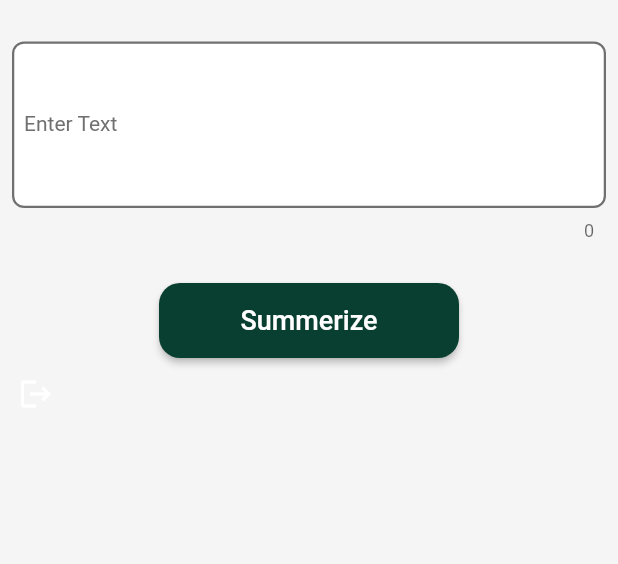
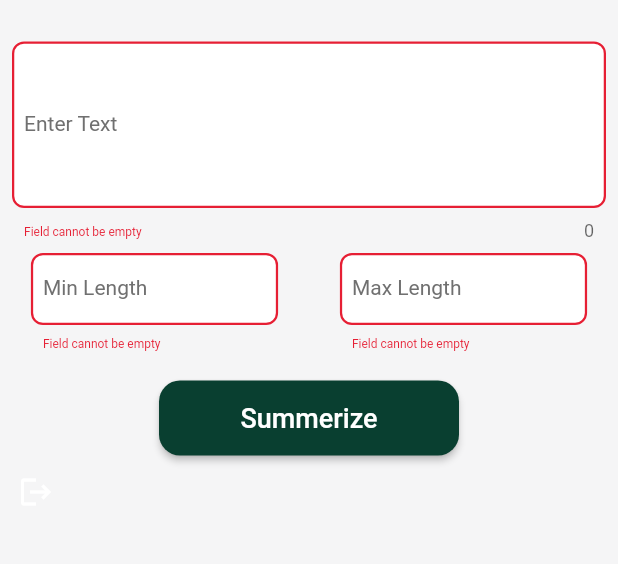
Before and after one commit to Netesh5/Quick-Summary-Flutter, a Flutter app: the screen it shows once a user with an empty profile is signed in, after a tap on "Summerize", on a phone screen of 412 x 824 dp, the part 164-728 px from its top. Run offline on Flutter 3.47's test engine with Material 2 defaults, Android fonts, the phone set to English and light mode, and no system bars; our stand-ins replace firebase_auth, firebase_core, font_awesome_flutter, google_fonts, google_sign_in, rive; accounts and stored records are empty; network calls fail; Roboto replaces fonts that are missing (Ubuntu).

Commit message:
summarize result

```diff
--- a/lib/data/network/network_service.dart
+++ b/lib/data/network/network_service.dart
@@ -5,6 +5,7 @@ import 'package:flutter/material.dart';
 import 'package:quicksummary/data/network/base_network_service.dart';
 import 'package:http/http.dart' as http;
 import 'package:quicksummary/data/network/constant/constant.dart';
+import 'package:quicksummary/view/homepage/widgets/input_field.dart';
 
 import '../app_exception.dart';
 
@@ -42,8 +43,8 @@ class NetworkService extends BaseNetworkService {
             // -------
             "language": "auto",
             "text": data,
-            "min_length": 5,
-            "max_length": 100
+            "min_length": Inputvalue.minLength,
+            "max_length": Inputvalue.maxLength,
           }));
       final newResponse = jsonDecode(response.body.toString());
       // debugPrint(newResponse.toString());
--- a/lib/resources/string_manager.dart
+++ b/lib/resources/string_manager.dart
@@ -9,4 +9,6 @@ class StringManager {
   static final greeting = "Good ${Greeting()}";
   static const labelText = "Enter Text";
   static const summerize = "Summerize";
+  static const minLength = "Min Length";
+  static const maxLength = "Max Length";
 }
--- a/lib/view/homepage/homepage.dart
+++ b/lib/view/homepage/homepage.dart
@@ -38,6 +38,13 @@ class Homepage extends StatelessWidget {
             padding: const EdgeInsets.all(8.0),
             child: Textformfield().InputField(),
           ),
+          Row(
+            mainAxisAlignment: MainAxisAlignment.spaceAround,
+            children: [
+              Textformfield().minLength(context),
+              Textformfield().maxLength(context),
+            ],
+          ),
           const SizedBox(
             height: 20,
           ),
@@ -51,7 +58,11 @@ class Homepage extends StatelessWidget {
                         borderRadius: BorderRadius.circular(14)),
                     backgroundColor: ColorManager.lightGreen),
                 onPressed: () async {
-                  await NetworkService().getPostApiResponse(Inputvalue.value);
+                  if (Textformfield.formkey.currentState!.validate() &
+                      Textformfield.formkey2.currentState!.validate() &
+                      Textformfield.formkey3.currentState!.validate()) {
+                    await NetworkService().getPostApiResponse(Inputvalue.value);
+                  }
                 },
                 child: Text(
                   StringManager.summerize,
--- a/lib/view/homepage/widgets/input_field.dart
+++ b/lib/view/homepage/widgets/input_field.dart
@@ -4,10 +4,15 @@ import '../../../resources/color_manager.dart';
 import '../../../resources/string_manager.dart';
 
 class Textformfield with ChangeNotifier {
+  static final formkey = GlobalKey<FormState>();
+  static final formkey2 = GlobalKey<FormState>();
+  static final formkey3 = GlobalKey<FormState>();
   int count = 0;
-  TextFormField InputField() {
+  Widget InputField() {
     TextEditingController controller = TextEditingController();
-    return TextFormField(
+    return Form(
+      key: formkey,
+      child: TextFormField(
           //textAlign: TextAlign.justify,
           controller: controller,
           cursorColor: ColorManager.lightGreen,
@@ -23,10 +28,77 @@ class Textformfield with ChangeNotifier {
             count = Inputvalue.value.length;
             notifyListeners();
           },
+          validator: (value) {
+            if (value!.isEmpty) {
+              return "Field cannot be empty";
+            } else {
+              return null;
+            }
+          }),
+    );
+  }
+
+  Widget minLength(BuildContext context) {
+    TextEditingController controller = TextEditingController();
+    return SizedBox(
+      width: MediaQuery.of(context).size.width * 0.4,
+      child: Form(
+        key: formkey2,
+        child: TextFormField(
+            controller: controller,
+            cursorColor: ColorManager.lightGreen,
+            textInputAction: TextInputAction.done,
+            decoration: const InputDecoration(
+              label: Text(StringManager.minLength),
+            ),
+            onChanged: (value) {
+              Inputvalue.minLength = controller.text;
+
+              notifyListeners();
+            },
+            validator: (value) {
+              if (value!.isEmpty) {
+                return "Field cannot be empty";
+              } else {
+                return null;
+              }
+            }),
+      ),
+    );
+  }
+
+  Widget maxLength(BuildContext context) {
+    TextEditingController controller = TextEditingController();
+    return SizedBox(
+      width: MediaQuery.of(context).size.width * 0.4,
+      child: Form(
+        key: formkey3,
+        child: TextFormField(
+          controller: controller,
+          cursorColor: ColorManager.lightGreen,
+          textInputAction: TextInputAction.done,
+          decoration: const InputDecoration(
+            label: Text(StringManager.maxLength),
+          ),
+          onChanged: (value) {
+            Inputvalue.maxLength = controller.text;
+            notifyListeners();
+          },
+          validator: (value) {
+            if (value!.isEmpty) {
+              return "Field cannot be empty";
+            } else {
+              return null;
+            }
+          },
+        ),
+      ),
     );
   }
 }
 
 class Inputvalue {
   static String value = "";
+  static String minLength = "";
+  static String maxLength = "";
 }
```
Lines whose indentation alone changed are shown as unchanged.
